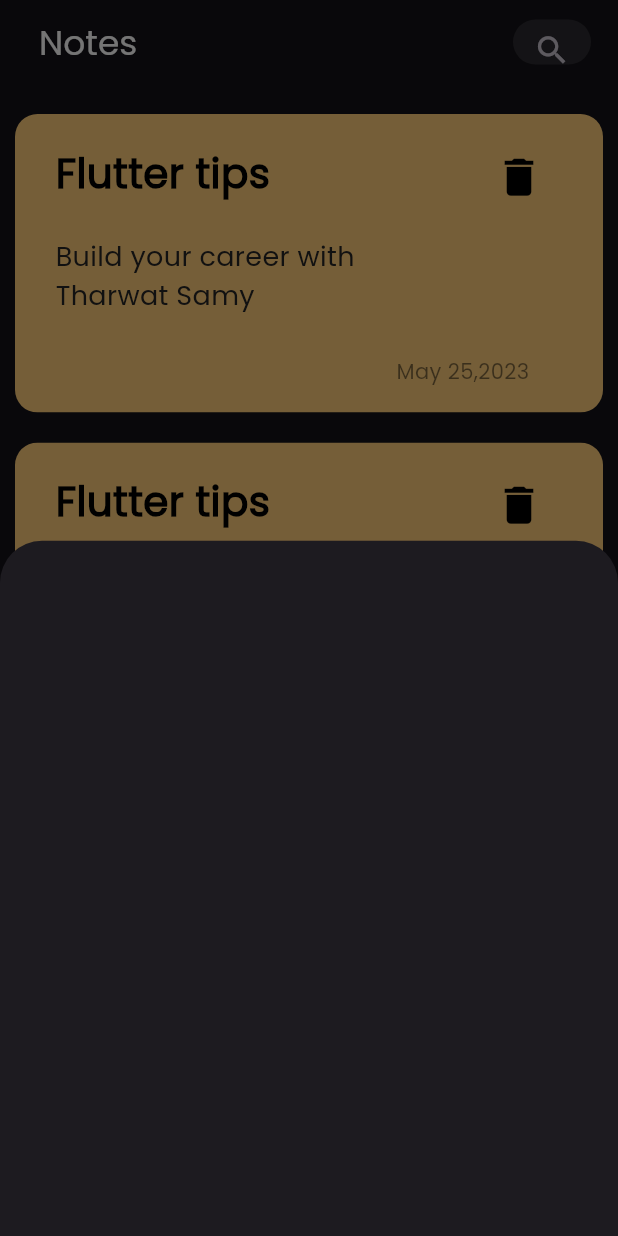
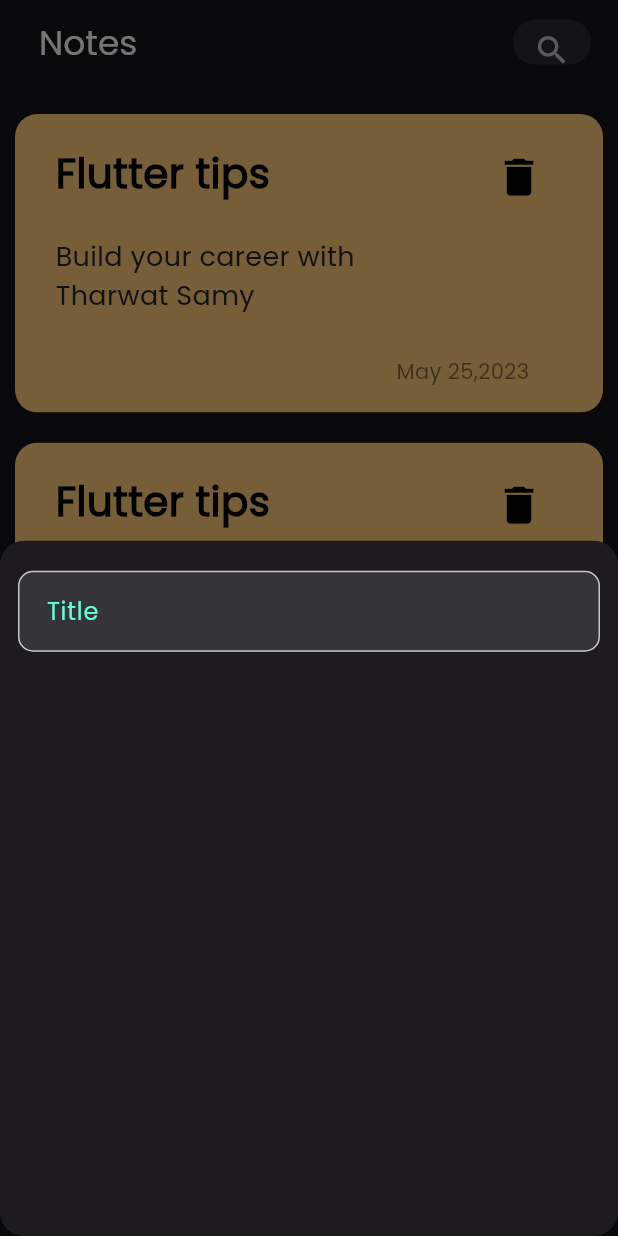
Before and after one commit to ahmaddamr/note_app, a Flutter app: the screen it shows after launch, after a tap on the "add" icon, on a phone screen of 412 x 824 dp. Run offline on Flutter 3.47's test engine with Material 3 defaults, Android fonts, the phone set to English and light mode, and no system bars.

Commit message:
create first custom text field

```diff
--- a/lib/views/notes_view.dart
+++ b/lib/views/notes_view.dart
@@ -1,4 +1,5 @@
 import 'package:flutter/material.dart';
+import 'package:note_app/widgets/custom_text_field.dart';
 import 'package:note_app/widgets/notes_list_view.dart';
 
 class NotesView extends StatelessWidget {
@@ -10,7 +11,12 @@ class NotesView extends StatelessWidget {
         floatingActionButton: FloatingActionButton(
           onPressed: ()
           {
-            showModalBottomSheet(context: context, builder: (context)
+            showModalBottomSheet(
+              shape: RoundedRectangleBorder(
+                borderRadius: BorderRadius.circular(16)
+              ),
+              context: context, builder: (context)
+
             {
               return  ModalBottomSheet() ;
             });
@@ -55,7 +61,11 @@ class ModalBottomSheet extends StatelessWidget {
   @override
   Widget build(BuildContext context) {
     return Container(
-
+        child: Column(
+          children: [
+            CustomTextField(hint: 'Title')
+          ],
+        ),
     );
   }
 }
--- /dev/null
+++ b/lib/widgets/custom_text_field.dart
@@ -0,0 +1,39 @@
+import 'package:flutter/material.dart';
+
+class CustomTextField extends StatelessWidget {
+    CustomTextField({super.key,required this.hint});
+
+  String hint ;
+  @override
+  Widget build(BuildContext context) {
+    return Padding(
+      padding: const EdgeInsets.only( top: 20.0 ,right: 12 , left: 12),
+      child: TextField(
+        cursorColor: Color(0xff63FFDA) ,
+                    decoration: InputDecoration(
+                      focusedBorder:  OutlineInputBorder(
+                        borderSide: BorderSide(
+                          color: Color(0xff63FFDA)
+                        ),
+                        borderRadius: BorderRadius.circular(15),
+                      ),
+                      contentPadding:const EdgeInsets.all(15),
+                      filled: true,
+                      labelText: '$hint',
+                      labelStyle:const  TextStyle(
+                        color: Color(0xff63FFDA)
+                      ),
+                      border: OutlineInputBorder(
+                        borderSide: BorderSide(
+                          color: Color.fromARGB(255, 34, 0, 253)
+                        ),
+                        borderRadius: BorderRadius.circular(10),
+
+                      ),
+                      // suffixIcon: Icon(Icons.password,
+                      // color: Color(0xffAE00FD),)
+                    ),
+                  ),
+    );
+  }
+}
```
